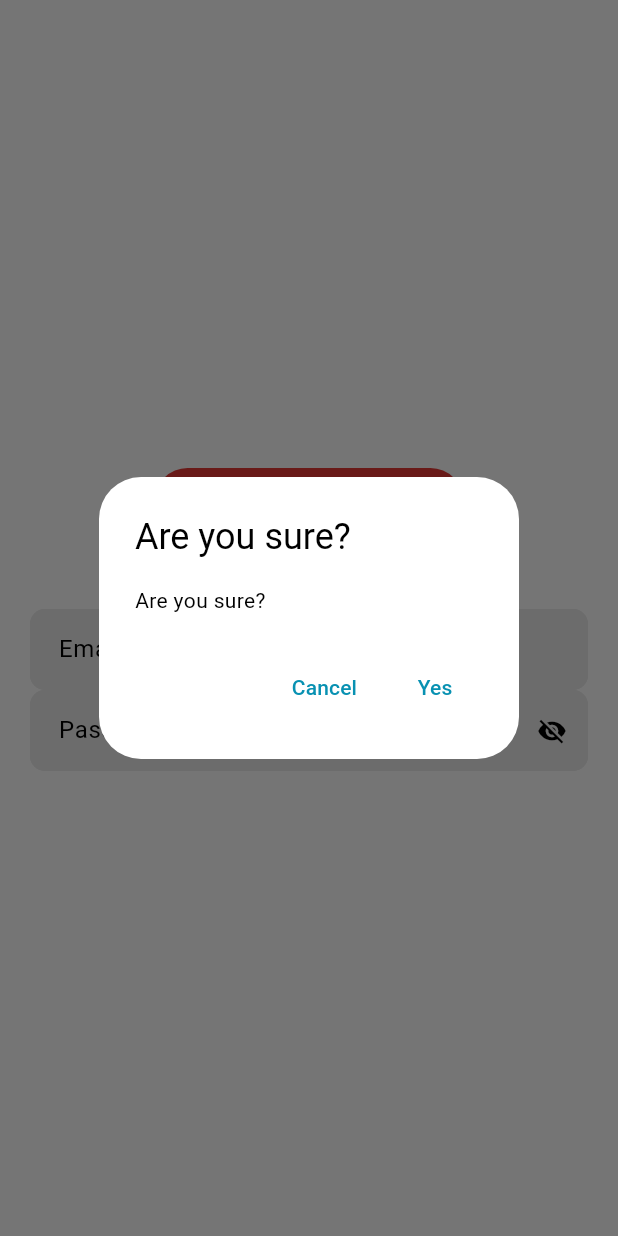
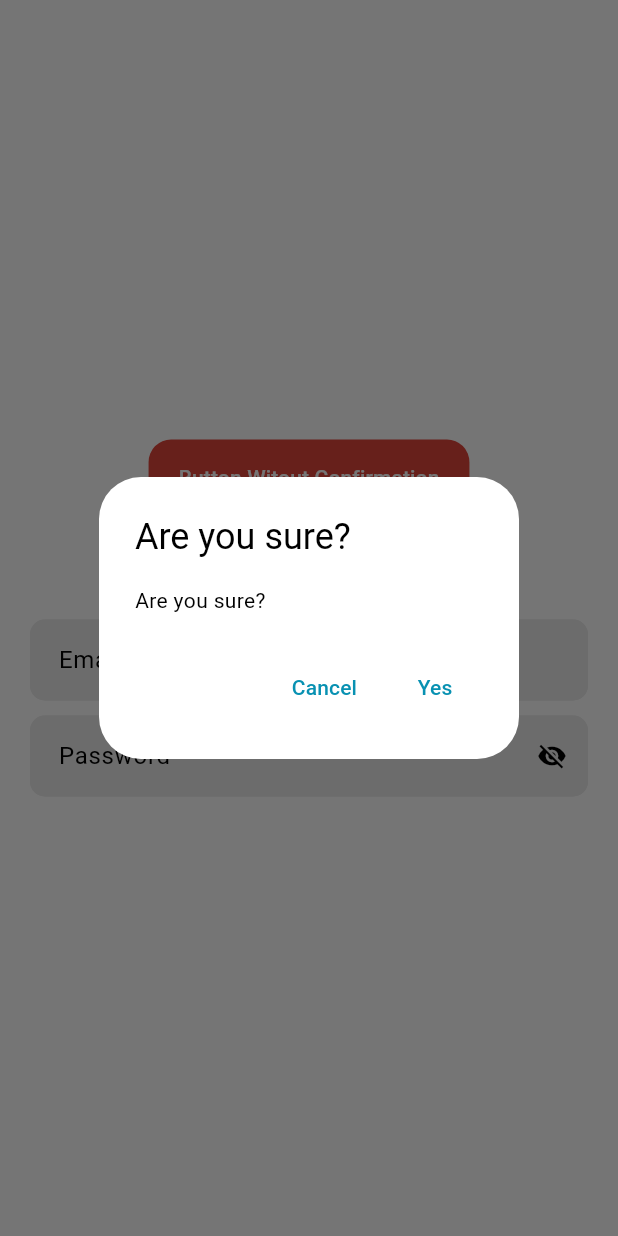
Before and after one commit to bboysidou/reusable_shit, a Flutter app: the screen it shows after launch, after a tap on "Button with Confirmation", on a phone screen of 412 x 824 dp. Run offline on Flutter 3.47's test engine with Material 3 defaults, Android fonts, the light colour scheme and no system bars.

Commit message:
feat: make button take the values from constants

```diff
--- a/flutter/app/lib/main.dart
+++ b/flutter/app/lib/main.dart
@@ -38,6 +38,7 @@ class _MyHomePageState extends State<MyHomePage> {
   Widget build(BuildContext context) {
     return CustomScaffoldWidget(
       child: Column(
+        spacing: 10,
         mainAxisAlignment: MainAxisAlignment.center,
         children: <Widget>[
           ActionButtonLayout(
--- a/flutter/app/lib/widgets/action_button/Action.button.widget.dart
+++ b/flutter/app/lib/widgets/action_button/Action.button.widget.dart
@@ -1,3 +1,5 @@
+import 'package:app/core/helpers/constants.dart';
+import 'package:app/core/helpers/theme/Custom_colors.dart';
 import 'package:flutter/material.dart';
 
 import 'widgets/loading_button_state.dart';
@@ -9,23 +11,22 @@ enum ButtonSize { defaultSize, sm, lg, icon }
 final Map<ButtonVariant, ButtonStyle> buttonVariants = {
   ButtonVariant.primary: ElevatedButton.styleFrom(
     shadowColor: Colors.transparent,
-    backgroundColor: Colors.blue,
+    backgroundColor: ColorsManager.primary,
     foregroundColor: Colors.white,
     elevation: 0,
   ),
   ButtonVariant.destructive: ElevatedButton.styleFrom(
-    backgroundColor: Colors.red.shade600,
+    backgroundColor: ColorsManager.destructive,
     foregroundColor: Colors.white,
-    shadowColor: Colors.red.shade900,
   ),
   ButtonVariant.outline: OutlinedButton.styleFrom(
-    side: const BorderSide(color: Colors.grey),
+    side: const BorderSide(color: ColorsManager.border),
     backgroundColor: Colors.transparent,
     foregroundColor: Colors.black,
     elevation: 0,
   ),
   ButtonVariant.secondary: ElevatedButton.styleFrom(
-    backgroundColor: Colors.grey.shade200,
+    backgroundColor: ColorsManager.secondary,
     foregroundColor: Colors.black,
     elevation: 0,
   ),
@@ -37,7 +38,7 @@ final Map<ButtonVariant, ButtonStyle> buttonVariants = {
   ButtonVariant.link: TextButton.styleFrom(
     shadowColor: Colors.transparent,
     backgroundColor: Colors.transparent,
-    foregroundColor: Colors.blue,
+    foregroundColor: ColorsManager.primary,
     textStyle: const TextStyle(decoration: TextDecoration.underline),
     elevation: 0,
   ),
@@ -45,11 +46,17 @@ final Map<ButtonVariant, ButtonStyle> buttonVariants = {
 
 final Map<ButtonSize, EdgeInsetsGeometry> buttonPadding = {
   ButtonSize.defaultSize: const EdgeInsets.symmetric(
-    horizontal: 16,
-    vertical: 12,
+    horizontal: Constants.paddingMD,
+    vertical: Constants.paddingSM,
   ),
-  ButtonSize.sm: const EdgeInsets.symmetric(horizontal: 12, vertical: 8),
-  ButtonSize.lg: const EdgeInsets.symmetric(horizontal: 24, vertical: 14),
+  ButtonSize.sm: const EdgeInsets.symmetric(
+    horizontal: Constants.paddingSM,
+    vertical: Constants.paddingXS,
+  ),
+  ButtonSize.lg: const EdgeInsets.symmetric(
+    horizontal: Constants.paddingMD,
+    vertical: Constants.paddingSM,
+  ),
   ButtonSize.icon: const EdgeInsets.all(12),
 };
 
@@ -63,6 +70,7 @@ class ActionButtonLayout extends StatefulWidget {
   final ButtonVariant variant;
   final ButtonSize size;
   final ButtonStyle? style;
+  final double? radius;
 
   const ActionButtonLayout({
     super.key,
@@ -75,6 +83,7 @@ class ActionButtonLayout extends StatefulWidget {
     this.isLoading = false,
     this.isDisabled = false,
     this.style,
+    this.radius = Constants.radiusMD,
   });
 
   @override
@@ -108,8 +117,8 @@ class _ActionButtonLayoutState extends State<ActionButtonLayout> {
             },
             child: widget.isLoading
                 ? const SizedBox(
-                    width: 16,
-                    height: 16,
+                    width: Constants.paddingMD,
+                    height: Constants.paddingMD,
                     child: CircularProgressIndicator(strokeWidth: 2),
                   )
                 : const Text('Yes'),
@@ -122,7 +131,8 @@ class _ActionButtonLayoutState extends State<ActionButtonLayout> {
   @override
   Widget build(BuildContext context) {
     final style = buttonVariants[widget.variant];
-    final padding = buttonPadding[widget.size] ?? const EdgeInsets.all(12);
+    final padding =
+        buttonPadding[widget.size] ?? const EdgeInsets.all(Constants.paddingMD);
     final isButtonDisabled = widget.isDisabled || widget.isLoading;
 
     return ElevatedButton(
@@ -136,6 +146,11 @@ class _ActionButtonLayoutState extends State<ActionButtonLayout> {
               }
             },
       style: style?.copyWith(
+        shape: WidgetStateProperty.all(
+          RoundedRectangleBorder(
+            borderRadius: BorderRadius.circular(widget.radius ?? 0),
+          ),
+        ),
         elevation: WidgetStateProperty.all(0),
         padding: WidgetStateProperty.all(padding),
       ),
```
